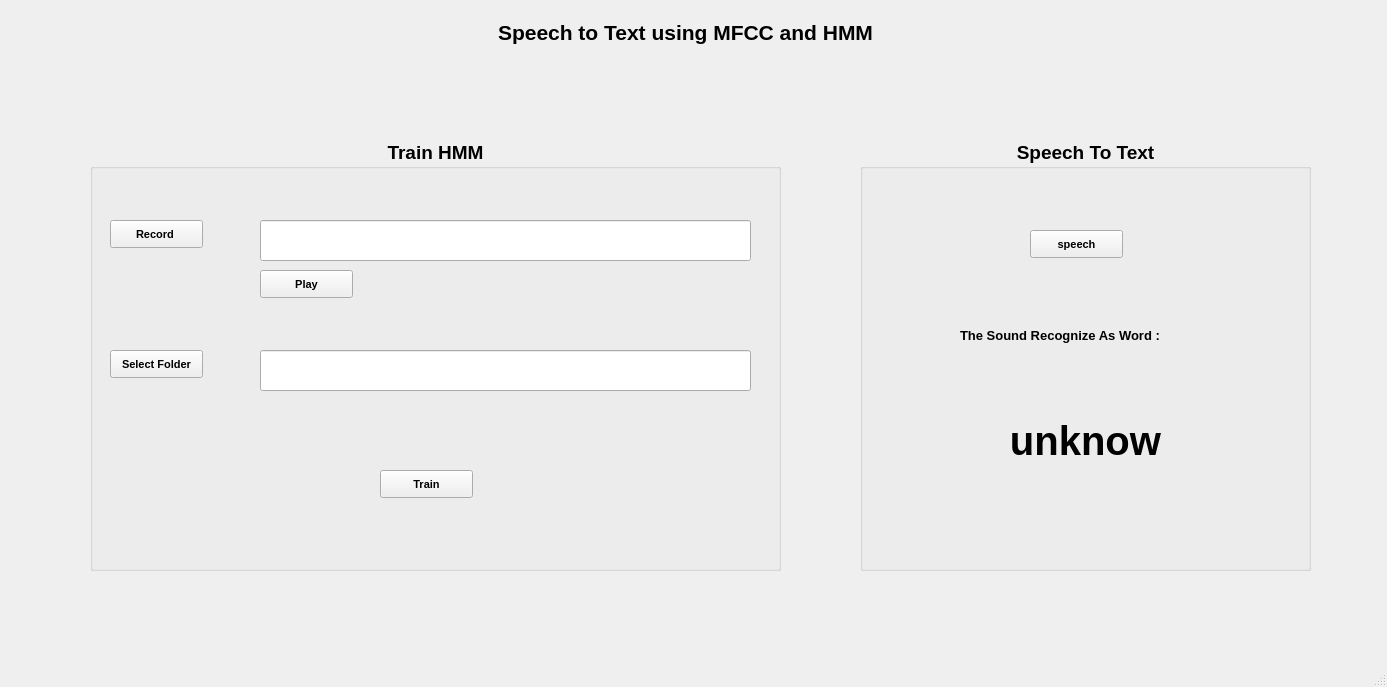
First picture: the form in guiqtfinal.ui, repository FarizAfkar/TA, before the edit.
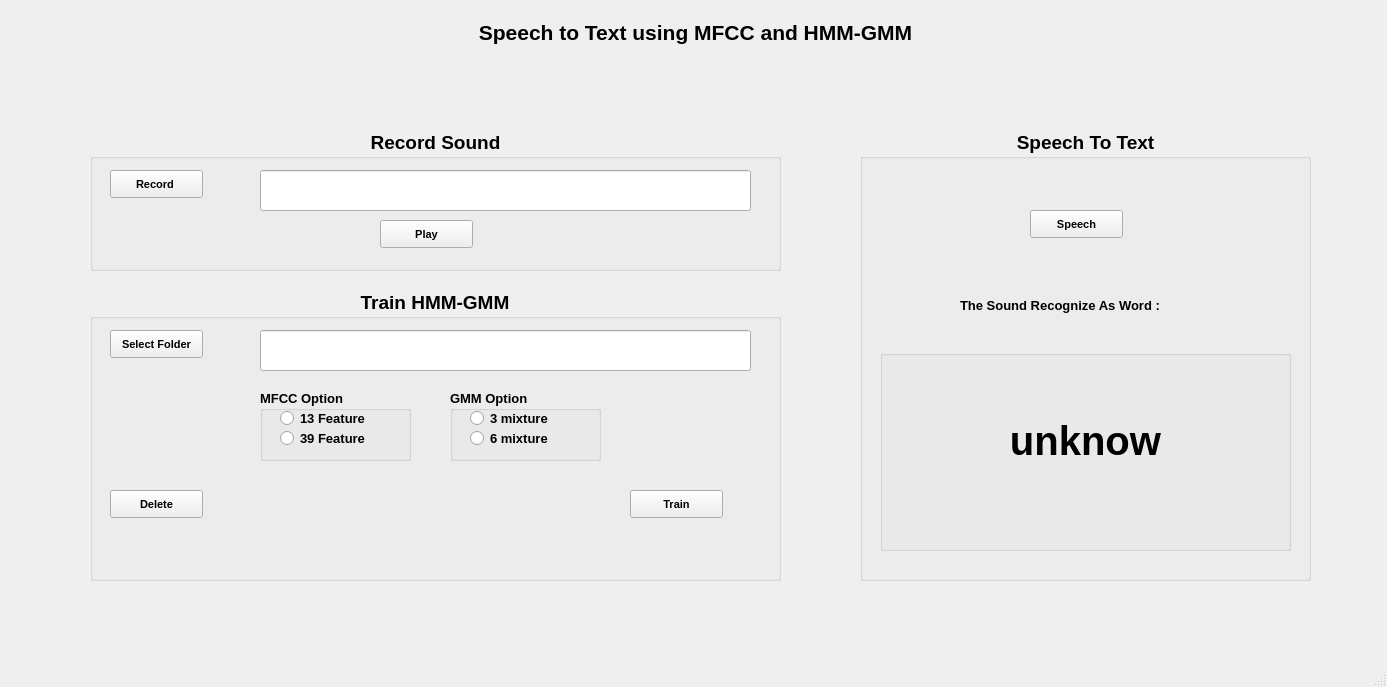
Second picture: the form after the edit.

Diff of the .ui file:
```diff
--- a/guiqtfinal.ui
+++ b/guiqtfinal.ui
@@ -18,9 +18,9 @@
     <property name="geometry">
      <rect>
       <x>90</x>
-      <y>140</y>
+      <y>290</y>
       <width>691</width>
-      <height>431</height>
+      <height>291</height>
      </rect>
     </property>
     <property name="font">
@@ -35,7 +35,7 @@
      <bool>false</bool>
     </property>
     <property name="title">
-     <string>Train HMM</string>
+     <string>Train HMM-GMM</string>
     </property>
     <property name="alignment">
      <set>Qt::AlignHCenter|Qt::AlignTop</set>
@@ -46,29 +46,11 @@
     <property name="checkable">
      <bool>false</bool>
     </property>
-    <widget class="QPushButton" name="record_bt">
-     <property name="geometry">
-      <rect>
-       <x>20</x>
-       <y>80</y>
-       <width>93</width>
-       <height>28</height>
-      </rect>
-     </property>
-     <property name="font">
-      <font>
-       <pointsize>8</pointsize>
-      </font>
-     </property>
-     <property name="text">
-      <string>Record </string>
-     </property>
-    </widget>
     <widget class="QPushButton" name="train_bt">
      <property name="geometry">
       <rect>
-       <x>290</x>
-       <y>330</y>
+       <x>540</x>
+       <y>200</y>
        <width>93</width>
        <height>28</height>
       </rect>
@@ -86,7 +68,7 @@
      <property name="geometry">
       <rect>
        <x>20</x>
-       <y>210</y>
+       <y>40</y>
        <width>93</width>
        <height>28</height>
       </rect>
@@ -100,28 +82,11 @@
       <string>Select Folder</string>
      </property>
     </widget>
-    <widget class="QLineEdit" name="record_nm">
-     <property name="geometry">
-      <rect>
-       <x>170</x>
-       <y>80</y>
-       <width>491</width>
-       <height>41</height>
-      </rect>
-     </property>
-     <property name="font">
-      <font>
-       <pointsize>10</pointsize>
-       <weight>50</weight>
-       <bold>false</bold>
-      </font>
-     </property>
-    </widget>
     <widget class="QLineEdit" name="select_folder_nm">
      <property name="geometry">
       <rect>
        <x>170</x>
-       <y>210</y>
+       <y>40</y>
        <width>491</width>
        <height>41</height>
       </rect>
@@ -134,11 +99,119 @@
       </font>
      </property>
     </widget>
-    <widget class="QPushButton" name="play_bt">
+    <widget class="QGroupBox" name="groupBox_5">
      <property name="geometry">
       <rect>
        <x>170</x>
-       <y>130</y>
+       <y>100</y>
+       <width>151</width>
+       <height>71</height>
+      </rect>
+     </property>
+     <property name="font">
+      <font>
+       <pointsize>10</pointsize>
+      </font>
+     </property>
+     <property name="title">
+      <string>MFCC Option</string>
+     </property>
+     <widget class="QRadioButton" name="feat39">
+      <property name="geometry">
+       <rect>
+        <x>20</x>
+        <y>40</y>
+        <width>131</width>
+        <height>17</height>
+       </rect>
+      </property>
+      <property name="font">
+       <font>
+        <pointsize>10</pointsize>
+       </font>
+      </property>
+      <property name="text">
+       <string>39 Feature</string>
+      </property>
+     </widget>
+     <widget class="QRadioButton" name="feat13">
+      <property name="geometry">
+       <rect>
+        <x>20</x>
+        <y>20</y>
+        <width>111</width>
+        <height>17</height>
+       </rect>
+      </property>
+      <property name="font">
+       <font>
+        <pointsize>10</pointsize>
+       </font>
+      </property>
+      <property name="text">
+       <string>13 Feature</string>
+      </property>
+     </widget>
+    </widget>
+    <widget class="QGroupBox" name="groupBox_6">
+     <property name="geometry">
+      <rect>
+       <x>360</x>
+       <y>100</y>
+       <width>151</width>
+       <height>71</height>
+      </rect>
+     </property>
+     <property name="font">
+      <font>
+       <pointsize>10</pointsize>
+      </font>
+     </property>
+     <property name="title">
+      <string>GMM Option</string>
+     </property>
+     <widget class="QRadioButton" name="mix6">
+      <property name="geometry">
+       <rect>
+        <x>20</x>
+        <y>40</y>
+        <width>111</width>
+        <height>17</height>
+       </rect>
+      </property>
+      <property name="font">
+       <font>
+        <pointsize>10</pointsize>
+       </font>
+      </property>
+      <property name="text">
+       <string>6 mixture</string>
+      </property>
+     </widget>
+     <widget class="QRadioButton" name="mix3">
+      <property name="geometry">
+       <rect>
+        <x>20</x>
+        <y>20</y>
+        <width>111</width>
+        <height>17</height>
+       </rect>
+      </property>
+      <property name="font">
+       <font>
+        <pointsize>10</pointsize>
+       </font>
+      </property>
+      <property name="text">
+       <string>3 mixture</string>
+      </property>
+     </widget>
+    </widget>
+    <widget class="QPushButton" name="del_bt">
+     <property name="geometry">
+      <rect>
+       <x>20</x>
+       <y>200</y>
        <width>93</width>
        <height>28</height>
       </rect>
@@ -149,7 +222,7 @@
       </font>
      </property>
      <property name="text">
-      <string>Play</string>
+      <string>Delete</string>
      </property>
     </widget>
    </widget>
@@ -157,9 +230,9 @@
     <property name="geometry">
      <rect>
       <x>860</x>
-      <y>140</y>
+      <y>130</y>
       <width>451</width>
-      <height>431</height>
+      <height>451</height>
      </rect>
     </property>
     <property name="font">
@@ -179,7 +252,7 @@
      <property name="geometry">
       <rect>
        <x>170</x>
-       <y>90</y>
+       <y>80</y>
        <width>93</width>
        <height>28</height>
       </rect>
@@ -190,38 +263,14 @@
       </font>
      </property>
      <property name="text">
-      <string>speech</string>
-     </property>
-    </widget>
-    <widget class="QLabel" name="result">
-     <property name="geometry">
-      <rect>
-       <x>20</x>
-       <y>250</y>
-       <width>411</width>
-       <height>101</height>
-      </rect>
-     </property>
-     <property name="font">
-      <font>
-       <pointsize>30</pointsize>
-      </font>
-     </property>
-     <property name="focusPolicy">
-      <enum>Qt::NoFocus</enum>
-     </property>
-     <property name="text">
-      <string>unknow</string>
-     </property>
-     <property name="alignment">
-      <set>Qt::AlignCenter</set>
+      <string>Speech</string>
      </property>
     </widget>
     <widget class="QLabel" name="resultLabel">
      <property name="geometry">
       <rect>
        <x>100</x>
-       <y>180</y>
+       <y>160</y>
        <width>281</width>
        <height>31</height>
       </rect>
@@ -235,11 +284,48 @@
       <string>The Sound Recognize As Word :</string>
      </property>
     </widget>
+    <widget class="QGroupBox" name="groupBox_4">
+     <property name="geometry">
+      <rect>
+       <x>20</x>
+       <y>220</y>
+       <width>411</width>
+       <height>201</height>
+      </rect>
+     </property>
+     <property name="title">
+      <string/>
+     </property>
+     <widget class="QLabel" name="result">
+      <property name="geometry">
+       <rect>
+        <x>0</x>
+        <y>40</y>
+        <width>411</width>
+        <height>101</height>
+       </rect>
+      </property>
+      <property name="font">
+       <font>
+        <pointsize>30</pointsize>
+       </font>
+      </property>
+      <property name="focusPolicy">
+       <enum>Qt::NoFocus</enum>
+      </property>
+      <property name="text">
+       <string>unknow</string>
+      </property>
+      <property name="alignment">
+       <set>Qt::AlignCenter</set>
+      </property>
+     </widget>
+    </widget>
    </widget>
    <widget class="QLabel" name="label_3">
     <property name="geometry">
      <rect>
-      <x>420</x>
+      <x>430</x>
       <y>20</y>
       <width>531</width>
       <height>31</height>
@@ -253,12 +339,98 @@
      </font>
     </property>
     <property name="text">
-     <string>Speech to Text using MFCC and HMM</string>
+     <string>Speech to Text using MFCC and HMM-GMM</string>
     </property>
     <property name="alignment">
      <set>Qt::AlignHCenter|Qt::AlignTop</set>
     </property>
    </widget>
+   <widget class="QGroupBox" name="groupBox_3">
+    <property name="geometry">
+     <rect>
+      <x>90</x>
+      <y>130</y>
+      <width>691</width>
+      <height>141</height>
+     </rect>
+    </property>
+    <property name="font">
+     <font>
+      <family>MS Shell Dlg 2</family>
+      <pointsize>14</pointsize>
+      <weight>75</weight>
+      <bold>true</bold>
+     </font>
+    </property>
+    <property name="autoFillBackground">
+     <bool>false</bool>
+    </property>
+    <property name="title">
+     <string>Record Sound</string>
+    </property>
+    <property name="alignment">
+     <set>Qt::AlignHCenter|Qt::AlignTop</set>
+    </property>
+    <property name="flat">
+     <bool>false</bool>
+    </property>
+    <property name="checkable">
+     <bool>false</bool>
+    </property>
+    <widget class="QPushButton" name="record_bt">
+     <property name="geometry">
+      <rect>
+       <x>20</x>
+       <y>40</y>
+       <width>93</width>
+       <height>28</height>
+      </rect>
+     </property>
+     <property name="font">
+      <font>
+       <pointsize>8</pointsize>
+      </font>
+     </property>
+     <property name="text">
+      <string>Record </string>
+     </property>
+    </widget>
+    <widget class="QLineEdit" name="record_nm">
+     <property name="geometry">
+      <rect>
+       <x>170</x>
+       <y>40</y>
+       <width>491</width>
+       <height>41</height>
+      </rect>
+     </property>
+     <property name="font">
+      <font>
+       <pointsize>10</pointsize>
+       <weight>50</weight>
+       <bold>false</bold>
+      </font>
+     </property>
+    </widget>
+    <widget class="QPushButton" name="play_bt">
+     <property name="geometry">
+      <rect>
+       <x>290</x>
+       <y>90</y>
+       <width>93</width>
+       <height>28</height>
+      </rect>
+     </property>
+     <property name="font">
+      <font>
+       <pointsize>8</pointsize>
+      </font>
+     </property>
+     <property name="text">
+      <string>Play</string>
+     </property>
+    </widget>
+   </widget>
   </widget>
   <widget class="QStatusBar" name="statusbar"/>
  </widget>
```
